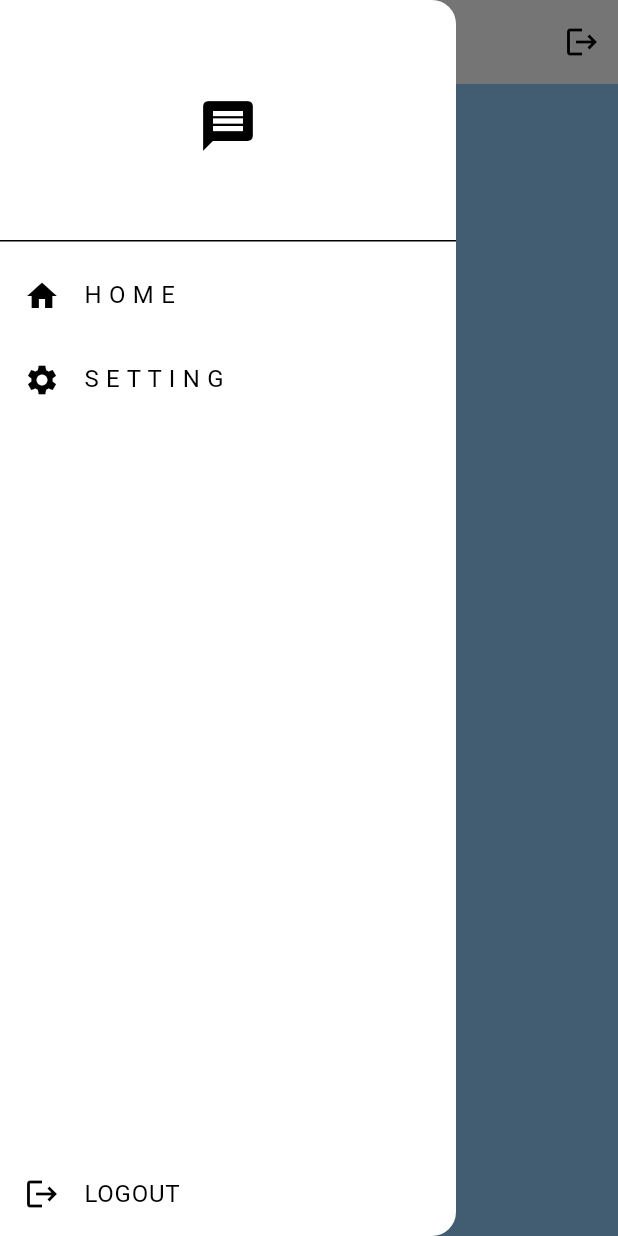
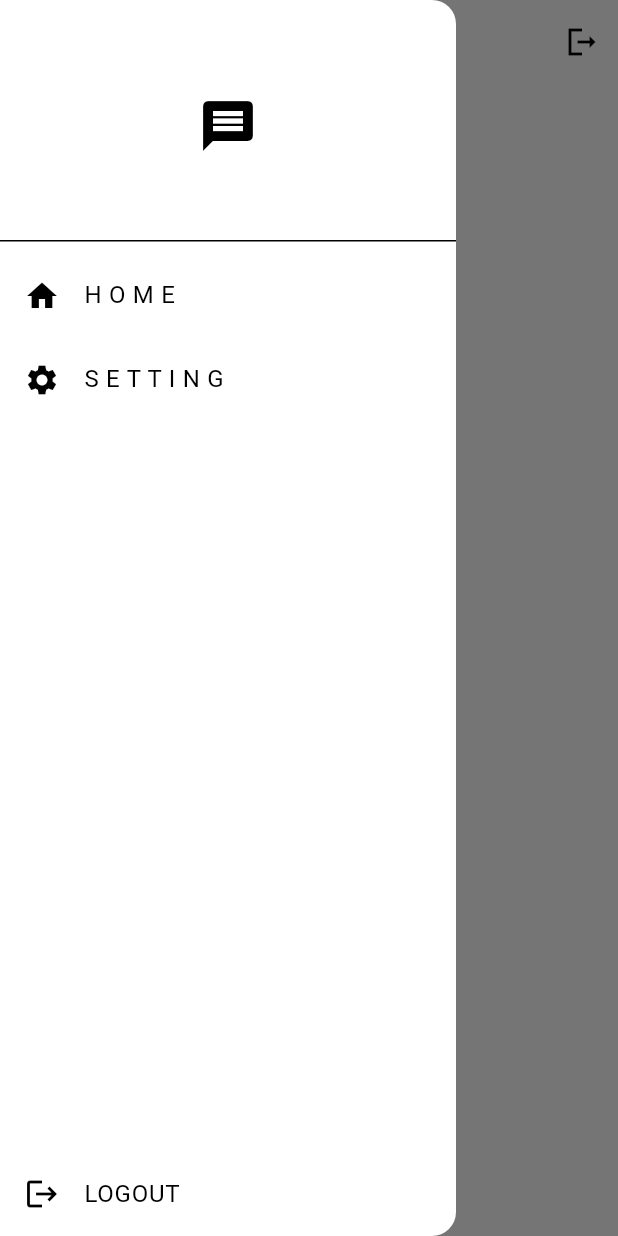
Before and after one commit to Eaindra68/flutter_chat_app_sample, a Flutter app: the screen it shows once a user with an empty profile is signed in, with the side drawer open, on a phone screen of 412 x 824 dp. Run offline on Flutter 3.47's test engine with Material 3 defaults, Android fonts, the phone set to English and light mode, and no system bars; our stand-ins replace cloud_firestore, firebase_auth, firebase_core; accounts and stored records are empty.

Commit message:
Update home_page.dart

```diff
--- a/lib/pages/home_page.dart
+++ b/lib/pages/home_page.dart
@@ -25,10 +25,14 @@ class _HomePageState extends State<HomePage> {
   @override
   Widget build(BuildContext context) {
     return Scaffold(
-      backgroundColor: Colors.blue[200],
       appBar: AppBar(
-        title: Text("Home"),
-        actions: [IconButton(onPressed: logout, icon: Icon(Icons.logout))],
+        title: Text(
+          "Home",
+          style: TextStyle(fontSize: 14, fontWeight: FontWeight.w500),
+        ),
+        actions: [
+          IconButton(onPressed: logout, icon: Icon(Icons.logout_sharp)),
+        ],
       ),
       drawer: MyDrawer(),
       body: _builduserList(),
```
